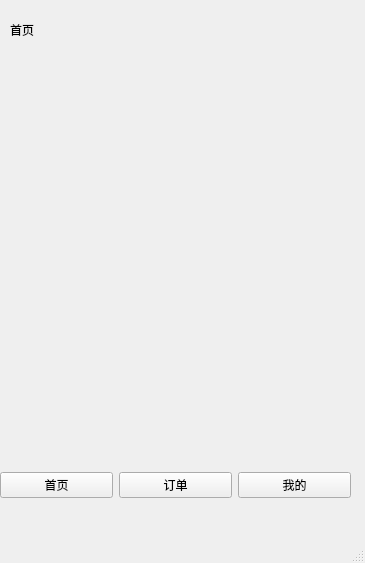
Qt form client/mainwindow.ui (justinwills/ChargingPlatform) before a commit.
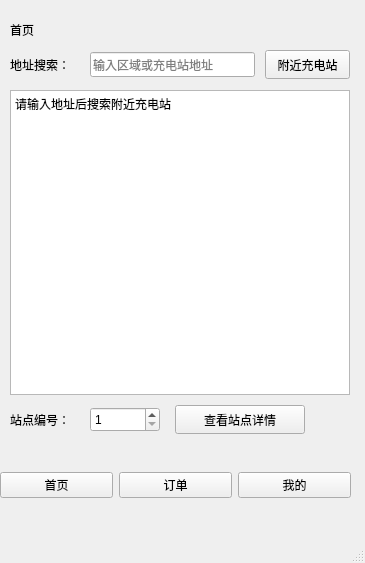
The same form after that commit. The open tabs and pages were chosen to show the change.

Commit message: 前端：输入地址解析 按经纬度查询电站列表 选择电站查看详情 展示电站详情及电桩列表

The edit to the form file:
```diff
--- a/client/mainwindow.ui
+++ b/client/mainwindow.ui
@@ -106,6 +106,103 @@
        <string>首页</string>
        </property>
      </widget>
+    <widget class="QLabel" name="labelAddressSearch">
+     <property name="geometry">
+      <rect>
+       <x>10</x>
+       <y>55</y>
+       <width>80</width>
+       <height>20</height>
+      </rect>
+     </property>
+     <property name="text">
+      <string>地址搜索：</string>
+     </property>
+    </widget>
+    <widget class="QLineEdit" name="editAddress">
+     <property name="geometry">
+      <rect>
+       <x>90</x>
+       <y>52</y>
+       <width>165</width>
+       <height>25</height>
+      </rect>
+     </property>
+     <property name="placeholderText">
+      <string>输入区域或充电站地址</string>
+     </property>
+    </widget>
+    <widget class="QPushButton" name="BtnSearchStations">
+     <property name="geometry">
+      <rect>
+       <x>265</x>
+       <y>50</y>
+       <width>85</width>
+       <height>29</height>
+      </rect>
+     </property>
+     <property name="text">
+      <string>附近充电站</string>
+     </property>
+    </widget>
+    <widget class="QPlainTextEdit" name="stationResults">
+     <property name="geometry">
+      <rect>
+       <x>10</x>
+       <y>90</y>
+       <width>340</width>
+      <height>305</height>
+      </rect>
+     </property>
+     <property name="readOnly">
+      <bool>true</bool>
+     </property>
+     <property name="plainText">
+      <string>请输入地址后搜索附近充电站</string>
+     </property>
+    </widget>
+    <widget class="QLabel" name="labelStationId">
+     <property name="geometry">
+      <rect>
+       <x>10</x>
+       <y>410</y>
+       <width>80</width>
+       <height>20</height>
+      </rect>
+     </property>
+     <property name="text">
+      <string>站点编号：</string>
+     </property>
+    </widget>
+    <widget class="QSpinBox" name="spinStationId">
+     <property name="geometry">
+      <rect>
+       <x>90</x>
+       <y>407</y>
+       <width>70</width>
+       <height>25</height>
+      </rect>
+     </property>
+     <property name="minimum">
+      <number>1</number>
+     </property>
+     <property name="value">
+      <number>1</number>
+     </property>
+    </widget>
+    <widget class="QPushButton" name="BtnStationDetail">
+     <property name="geometry">
+      <rect>
+       <x>175</x>
+       <y>405</y>
+       <width>130</width>
+       <height>29</height>
+      </rect>
+     </property>
+     <property name="text">
+      <string>查看站点详情</string>
+     </property>
+    </widget>
     </widget>
     <widget class="QWidget" name="pageMine">
      <widget class="QLabel" name="label_3">
```
The commit also changes 4 other files.
